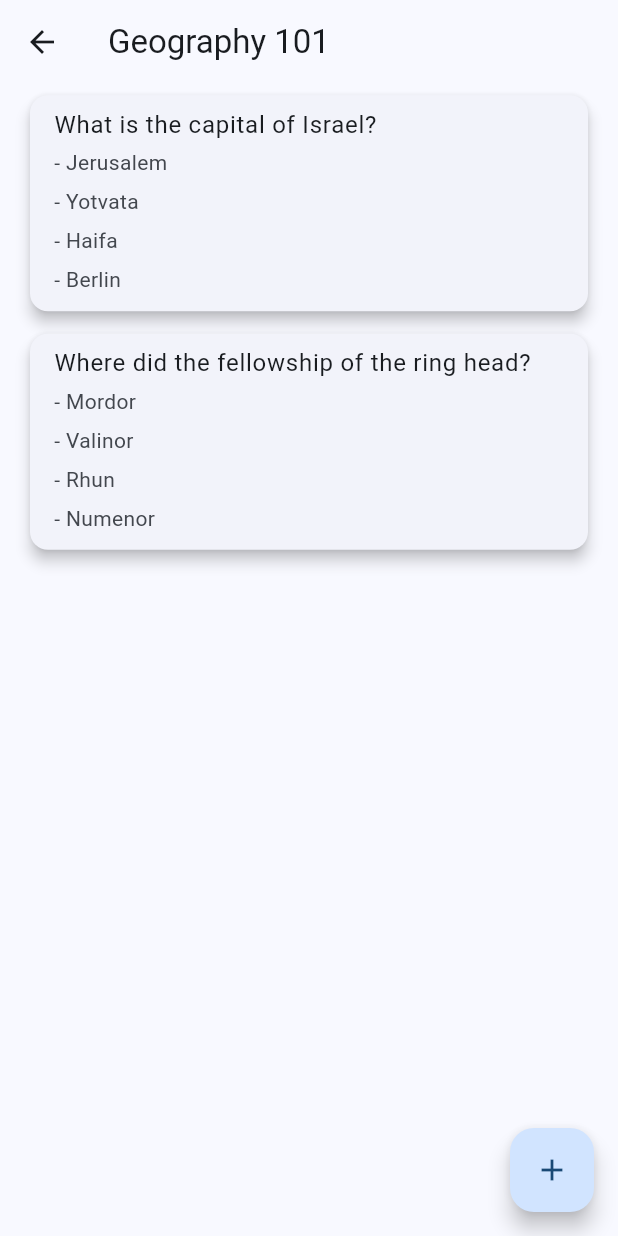
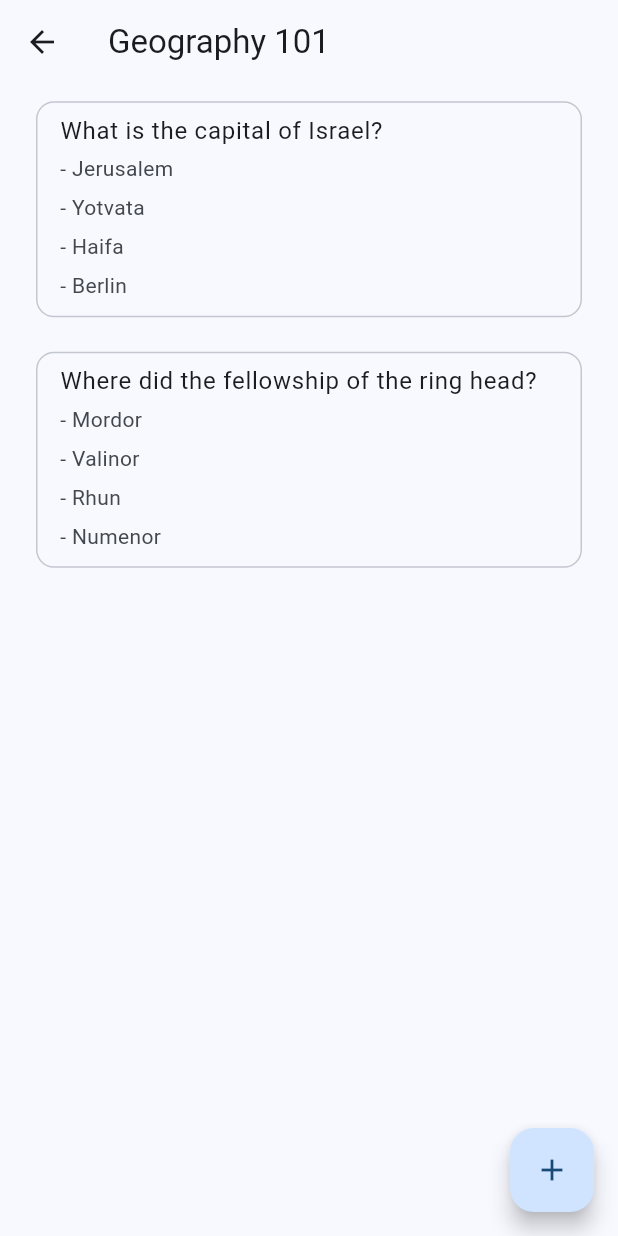
Before and after one commit to Shay-Kl/android-flutter-UnlockYour100, a Flutter app: the QuestionListContent screen opened directly, on a phone screen of 412 x 824 dp. Run offline on Flutter 3.47's test engine with Material 3 defaults, Android fonts, the phone set to English and light mode, and no system bars.

Commit message:
Added animation to clicking cards

```diff
--- a/lib/content/question_list_content.dart
+++ b/lib/content/question_list_content.dart
@@ -1,4 +1,5 @@
 import 'package:flutter/material.dart';
+import 'dart:async';
 import 'question_editor_content.dart';
 import '../question.dart';
 
@@ -25,11 +26,15 @@ class _QuestionListContentState extends State<QuestionListContent> {
       body: ListView.builder(
         itemCount: questions.length,
         itemBuilder: (context, index) {
-          return GestureDetector(
+          return Padding(
+              padding:
+                  const EdgeInsets.symmetric(vertical: 7.5, horizontal: 20),
+              child: Card.outlined(
+                  child: InkWell(
+                    borderRadius: BorderRadius.circular(10),
                     onTap: () => editQuestion(index),
-              child: QuestionCard(
-                q: questions[index],
-              ));
+                    child: QuestionCardContents(q: questions[index]),
+                  )));
         },
       ),
       floatingActionButton: FloatingActionButton(
@@ -52,6 +57,8 @@ class _QuestionListContentState extends State<QuestionListContent> {
   }
 
   void editQuestion(int index) async {
+    await Future.delayed(const Duration(milliseconds: 150));
+
     final editedQuestion = await Navigator.push(
       context,
       MaterialPageRoute(
@@ -68,16 +75,13 @@ class _QuestionListContentState extends State<QuestionListContent> {
   }
 }
 
-class QuestionCard extends StatelessWidget {
+class QuestionCardContents extends StatelessWidget {
   final Question q;
-  const QuestionCard({super.key, required this.q});
+  const QuestionCardContents({super.key, required this.q});
 
   @override
   Widget build(BuildContext context) {
-    return Card(
-        elevation: 4.0,
-        margin: const EdgeInsets.symmetric(vertical: 7.5, horizontal: 20),
-        child: ListTile(
+    return ListTile(
       title: Text(q.question),
       subtitle: Column(
         crossAxisAlignment: CrossAxisAlignment.start,
@@ -89,6 +93,6 @@ class QuestionCard extends StatelessWidget {
           );
         }).toList(),
       ),
-        ));
+    );
   }
 }
```
Lines whose indentation alone changed are shown as unchanged.
